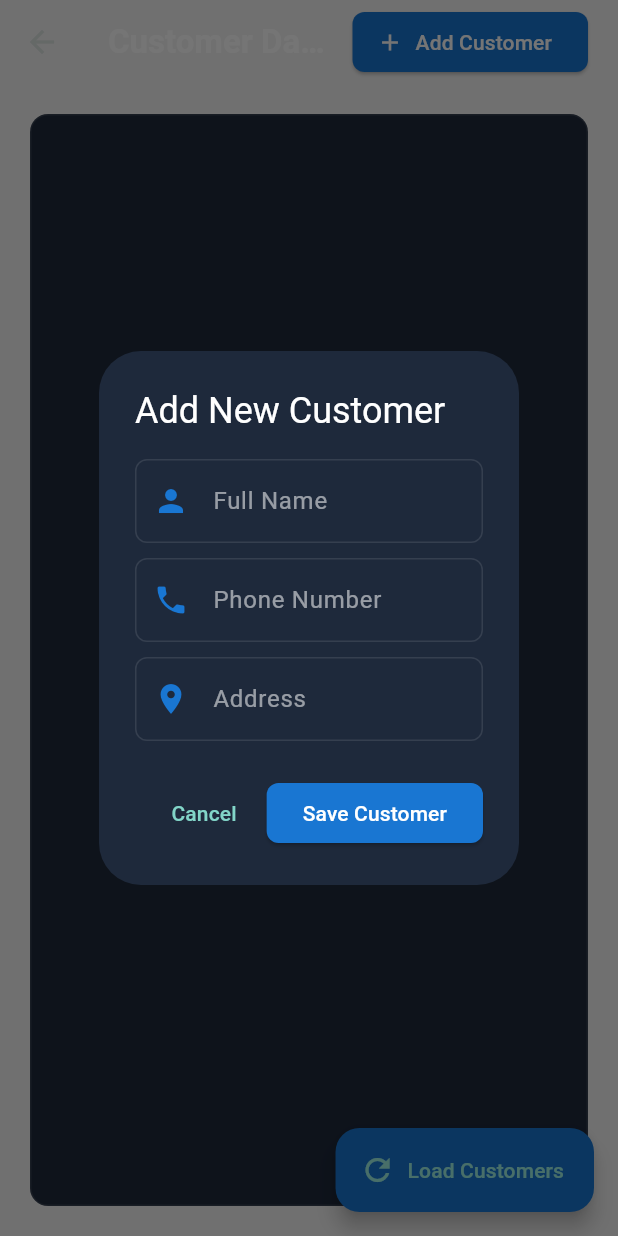
After one commit to jumongdev/jumong-admin-dashboard, a Flutter app: the CustomerManagementPage screen opened directly, after a tap on "Add Customer", on a phone screen of 412 x 824 dp. The commit adds this screen. Run offline on Flutter 3.47's test engine with Material 3 defaults, Android fonts, the phone set to English and light mode, and no system bars; our stand-ins replace flutter_svg, supabase_flutter; accounts and stored records are empty.

Commit message:
Initial commit: POS system with Supabase integration

```diff
--- /dev/null
+++ b/lib/app_colors.dart
@@ -0,0 +1,11 @@
+import 'package:flutter/material.dart';
+
+class AppColors {
+  static const Color primary = Color(0xFF1976D2);
+  static const Color secondary = Color(0xFF424242);
+  static const Color accent = Color(0xFFFFC107);
+  static const Color background = Color(0xFFF5F5F5);
+  static const Color error = Color(0xFFD32F2F);
+  static const Color cardBackground = Color(0xFF1E293B); // Added for card backgrounds
+  // Add more colors as needed
+}
--- /dev/null
+++ b/lib/pages/customer_management_page.dart
@@ -0,0 +1,165 @@
+import 'package:flutter/material.dart';
+import 'package:supabase_flutter/supabase_flutter.dart';
+import '../app_colors.dart'; // Using your existing colors
+
+class CustomerManagementPage extends StatefulWidget {
+  const CustomerManagementPage({super.key});
+
+  @override
+  State<CustomerManagementPage> createState() => _CustomerManagementPageState();
+}
+
+class _CustomerManagementPageState extends State<CustomerManagementPage> {
+  final supabase = Supabase.instance.client;
+  bool _isLoading = true;
+  List<Map<String, dynamic>> _customers = [];
+
+  @override
+  void initState() {
+    super.initState();
+    _fetchCustomers();
+  }
+
+  Future<void> _fetchCustomers() async {
+    setState(() => _isLoading = true);
+    try {
+      final data = await supabase
+          .from('customers')
+          .select('*')
+          .order('full_name', ascending: true);
+      setState(() {
+        _customers = List<Map<String, dynamic>>.from(data);
+        _isLoading = false;
+      });
+    } catch (e) {
+      debugPrint("Error fetching customers: $e");
+      setState(() => _isLoading = false);
+    }
+  }
+
+  void _showAddCustomerDialog() {
+    final nameController = TextEditingController();
+    final phoneController = TextEditingController();
+    final addressController = TextEditingController();
+
+    showDialog(
+      context: context,
+      builder: (context) => AlertDialog(
+        backgroundColor: AppColors.cardBackground,
+        title: const Text("Add New Customer", style: TextStyle(color: Colors.white)),
+        content: Column(
+          mainAxisSize: MainAxisSize.min,
+          children: [
+            _buildTextField(nameController, "Full Name", Icons.person),
+            const SizedBox(height: 10),
+            _buildTextField(phoneController, "Phone Number", Icons.phone),
+            const SizedBox(height: 10),
+            _buildTextField(addressController, "Address", Icons.location_on),
+          ],
+        ),
+        actions: [
+          TextButton(
+            onPressed: () => Navigator.pop(context),
+            child: const Text("Cancel"),
+          ),
+          ElevatedButton(
+            style: ElevatedButton.styleFrom(backgroundColor: AppColors.primary),
+            onPressed: () async {
+              await supabase.from('customers').insert({
+                'full_name': nameController.text,
+                'phone_number': phoneController.text,
+                'address': addressController.text,
+                // 'store_id': your_store_id_here
+              });
+              Navigator.pop(context);
+              _fetchCustomers();
+            },
+            child: const Text("Save Customer", style: TextStyle(color: Colors.white)),
+          ),
+        ],
+      ),
+    );
+  }
+
+  Widget _buildTextField(TextEditingController controller, String label, IconData icon) {
+    return TextField(
+      controller: controller,
+      style: const TextStyle(color: Colors.white),
+      decoration: InputDecoration(
+        labelText: label,
+        labelStyle: const TextStyle(color: Colors.white54),
+        prefixIcon: Icon(icon, color: AppColors.primary),
+        enabledBorder: OutlineInputBorder(borderSide: const BorderSide(color: Colors.white10), borderRadius: BorderRadius.circular(8)),
+        focusedBorder: OutlineInputBorder(borderSide: BorderSide(color: AppColors.primary), borderRadius: BorderRadius.circular(8)),
+      ),
+    );
+  }
+
+  @override
+  Widget build(BuildContext context) {
+    return Scaffold(
+      backgroundColor: AppColors.background,
+      appBar: AppBar(
+        backgroundColor: Colors.transparent,
+        title: const Text("Customer Database", style: TextStyle(color: Colors.white, fontWeight: FontWeight.bold)),
+        actions: [
+          Padding(
+            padding: const EdgeInsets.only(right: 20),
+            child: ElevatedButton.icon(
+              onPressed: _showAddCustomerDialog,
+              icon: const Icon(Icons.add, color: Colors.white),
+              label: const Text("Add Customer", style: TextStyle(color: Colors.white)),
+              style: ElevatedButton.styleFrom(backgroundColor: AppColors.primary),
+            ),
+          )
+        ],
+      ),
+      body: _isLoading
+          ? const Center(child: CircularProgressIndicator())
+          : Padding(
+        padding: const EdgeInsets.all(20),
+        child: Container(
+          decoration: BoxDecoration(
+            color: AppColors.cardBackground,
+            borderRadius: BorderRadius.circular(12),
+            border: Border.all(color: Colors.white10),
+          ),
+          child: ListView.separated(
+            itemCount: _customers.length,
+            separatorBuilder: (context, index) => const Divider(color: Colors.white10),
+            itemBuilder: (context, index) {
+              final customer = _customers[index];
+              return ListTile(
+                leading: CircleAvatar(
+                  backgroundColor: AppColors.primary.withValues(alpha: 0.2),
+                  child: Text(customer['full_name'][0], style: TextStyle(color: AppColors.primary)),
+                ),
+                title: Text(customer['full_name'], style: const TextStyle(color: Colors.white, fontWeight: FontWeight.bold)),
+                subtitle: Text(customer['phone_number'] ?? "No Phone", style: const TextStyle(color: Colors.white54)),
+                trailing: Column(
+                  mainAxisAlignment: MainAxisAlignment.center,
+                  crossAxisAlignment: CrossAxisAlignment.end,
+                  children: [
+                    const Text("Balance", style: TextStyle(color: Colors.white54, fontSize: 10)),
+                    Text("₱${customer['current_balance'].toStringAsFixed(2)}",
+                        style: TextStyle(
+                            color: customer['current_balance'] > 0 ? Colors.redAccent : Colors.greenAccent,
+                            fontWeight: FontWeight.bold
+                        )
+                    ),
+                  ],
+                ),
+              );
+            },
+          ),
+        ),
+      ),
+      floatingActionButton: FloatingActionButton.extended(
+        onPressed: _fetchCustomers,
+        icon: const Icon(Icons.refresh),
+        label: const Text("Load Customers"),
+        backgroundColor: AppColors.primary,
+      ),
+    );
+  }
+}
--- a/lib/pages/home_page.dart
+++ b/lib/pages/home_page.dart
@@ -4,6 +4,7 @@ import 'package:flutter/material.dart';
 import 'package:supabase_flutter/supabase_flutter.dart';
 import '../utils/user_role.dart';
 import 'employee_management_page.dart';
+import 'customer_management_page.dart';
 import 'login_page.dart';
 import 'checks_dashboard_page.dart';
 import 'store_management_page.dart';
@@ -53,7 +54,8 @@ class _HomePageState extends State<HomePage> {
     const ChecksDashboardPage(),       // Index 2
     const StoreManagementPage(),       // Index 3
     const ManagePaymentsPage(),        // Index 4
-    const Center(child: Text('Reports Page - Coming Soon!', style: TextStyle(fontSize: 24))), // Index 5
+    const CustomerManagementPage(),    // Index 5
+    const Center(child: Text('Reports Page - Coming Soon!', style: TextStyle(fontSize: 24))), // Index 6
   ];
 
   @override
@@ -109,8 +111,9 @@ class _HomePageState extends State<HomePage> {
               NavigationRailDestination(icon: Icon(Icons.request_quote_outlined), selectedIcon: Icon(Icons.request_quote), label: Text('Checks')),
               NavigationRailDestination(icon: Icon(Icons.store_mall_directory_outlined), selectedIcon: Icon(Icons.store_mall_directory), label: Text('Stores')),
               NavigationRailDestination(icon: Icon(Icons.account_balance_wallet_outlined), label: Text('Payments')),
+              NavigationRailDestination(icon: Icon(Icons.people_alt_outlined), selectedIcon: Icon(Icons.people_alt), label: Text('Customers')),
               NavigationRailDestination(icon: Icon(Icons.bar_chart_outlined), selectedIcon: Icon(Icons.bar_chart), label: Text('Reports')),
-                          ],
+            ],
           ),
           const VerticalDivider(thickness: 1, width: 1),
           Expanded(
--- a/lib/pages/product_sub_pages/item_history_page.dart
+++ b/lib/pages/product_sub_pages/item_history_page.dart
@@ -96,7 +96,7 @@ class _ItemHistoryPageState extends State<ItemHistoryPage> {
               decoration: BoxDecoration(
                 color: surfaceSlate,
                 borderRadius: BorderRadius.circular(12),
-                border: Border.all(color: Colors.white.withOpacity(0.05)),
+                border: Border.all(color: Colors.white.withValues(alpha: 0.05)),
               ),
               child: ListTile(
                 leading: _getLeadingIcon(type, isIncrease),
@@ -135,7 +135,7 @@ class _ItemHistoryPageState extends State<ItemHistoryPage> {
                         Container(
                           padding: const EdgeInsets.symmetric(horizontal: 4, vertical: 1),
                           decoration: BoxDecoration(
-                            color: (isIncrease ? Colors.green : Colors.red).withOpacity(0.1),
+                            color: (isIncrease ? Colors.green : Colors.red).withValues(alpha: 0.1),
                             borderRadius: BorderRadius.circular(4),
                           ),
                           child: Text(
@@ -205,7 +205,7 @@ class _ItemHistoryPageState extends State<ItemHistoryPage> {
     return Container(
       padding: const EdgeInsets.all(10),
       decoration: BoxDecoration(
-        color: color.withOpacity(0.1),
+        color: color.withValues(alpha: 0.1),
         shape: BoxShape.circle,
       ),
       child: Icon(icon, color: color, size: 20),
```
Also changed, not shown: lib/pages/product_sub_pages/add_product_page.dart (+20 -12 lines), lib/pages/product_sub_pages/approve_request_page.dart (+34 -29 lines), lib/pages/product_sub_pages/available_stock_page.dart (+38 -23 lines), lib/pages/product_sub_pages/product_list_page.dart (+7 -6 lines), lib/pages/product_sub_pages/stock_adjustment_page.dart (+77 -50 lines), pubspec.lock.
